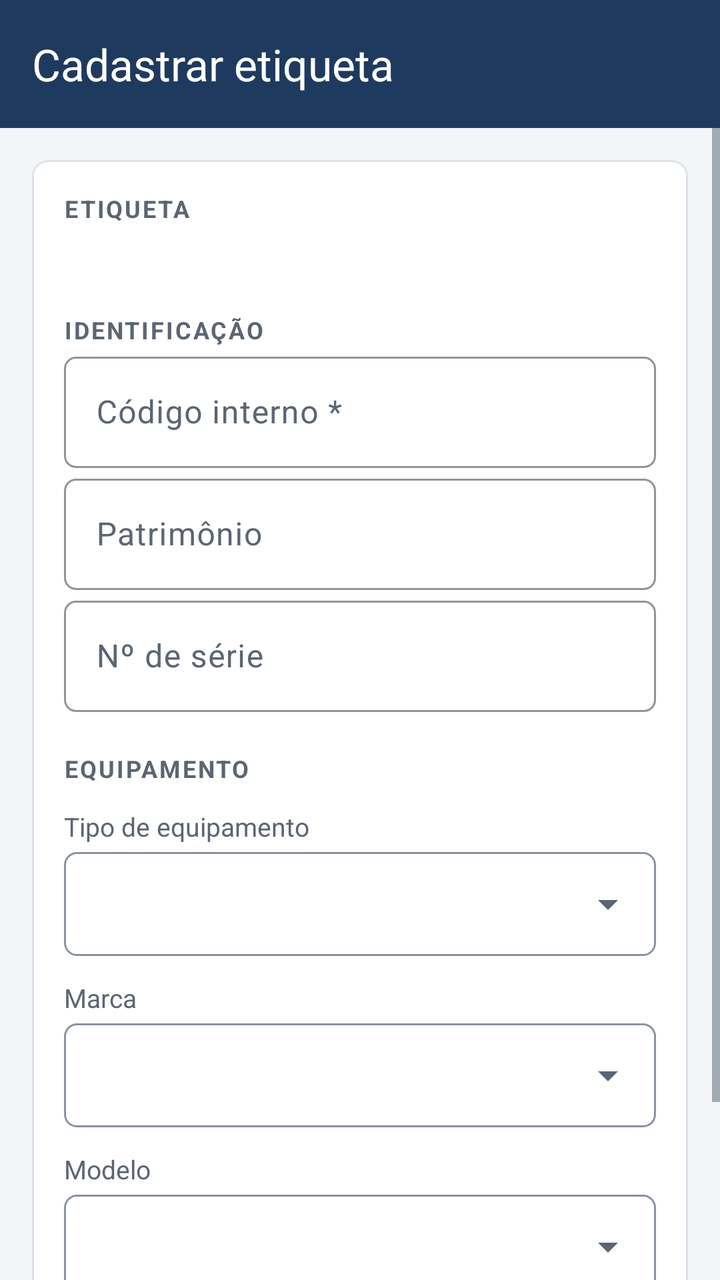
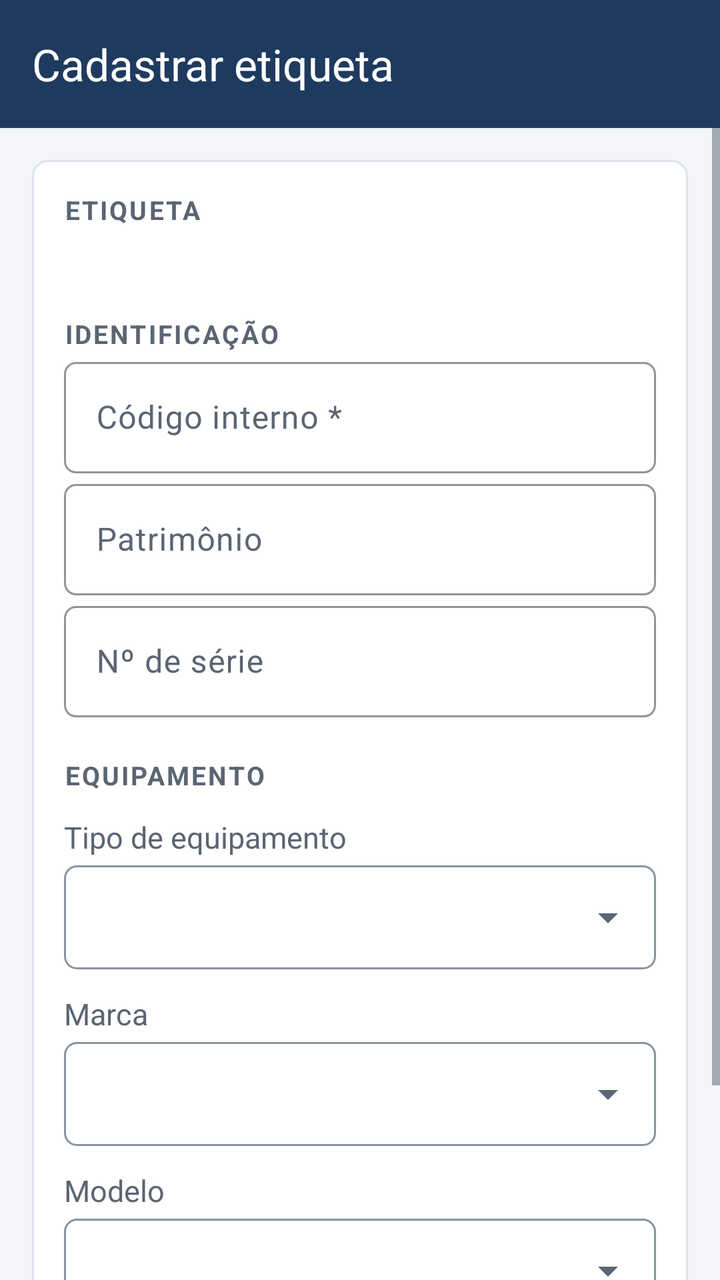

Two renders of the same Android screen: before a commit and after it. Below are the layout's source before the change and the commit's diff.
<!-- AndroidManifest.xml: application theme Theme.RFIDAndroid -->
<!-- res/layout/activity_cadastro_tag.xml -->
<LinearLayout xmlns:android="http://schemas.android.com/apk/res/android"
    xmlns:app="http://schemas.android.com/apk/res-auto"
    android:orientation="vertical"
    android:layout_width="match_parent"
    android:layout_height="match_parent">

    <com.google.android.material.appbar.MaterialToolbar
        style="@style/Widget.RFID.Barra"
        app:title="Cadastrar etiqueta"
        android:layout_width="match_parent"
        android:layout_height="wrap_content"/>

    <ScrollView
        android:layout_width="match_parent"
        android:layout_height="match_parent">

        <LinearLayout
            android:orientation="vertical"
            android:padding="16dp"
            android:layout_width="match_parent"
            android:layout_height="wrap_content">

            <com.google.android.material.card.MaterialCardView
                android:layout_width="match_parent"
                android:layout_height="wrap_content">

                <LinearLayout
                    android:orientation="vertical"
                    android:padding="16dp"
                    android:layout_width="match_parent"
                    android:layout_height="wrap_content">

                    <TextView
                        android:text="@string/cadastro_etiqueta"
                        android:textAppearance="@style/Texto.RFID.Secao"
                        android:layout_width="wrap_content"
                        android:layout_height="wrap_content"/>

                    <TextView
                        android:id="@+id/txtEpc"
                        android:typeface="monospace"
                        android:textColor="@color/marinho"
                        android:textSize="15sp"
                        android:textStyle="bold"
                        android:layout_marginTop="4dp"
                        android:layout_width="match_parent"
                        android:layout_height="wrap_content"/>

                    <TextView
                        android:id="@+id/txtAviso"
                        style="@style/Texto.RFID.Aviso"
                        android:visibility="gone"
                        android:layout_marginTop="12dp"
                        android:layout_width="match_parent"
                        android:layout_height="wrap_content"/>

                    <TextView
                        android:text="@string/cadastro_identificacao"
                        android:textAppearance="@style/Texto.RFID.Secao"
                        android:layout_marginTop="20dp"
                        android:layout_width="wrap_content"
                        android:layout_height="wrap_content"/>

                    <com.google.android.material.textfield.TextInputLayout
                        android:hint="@string/cadastro_codigo_interno"
                        android:layout_width="match_parent"
                        android:layout_height="wrap_content">

                        <com.google.android.material.textfield.TextInputEditText
                            android:id="@+id/edtCodigoInterno"
                            android:inputType="text"
                            android:layout_width="match_parent"
                            android:layout_height="wrap_content"/>
                    </com.google.android.material.textfield.TextInputLayout>

                    <com.google.android.material.textfield.TextInputLayout
                        android:hint="@string/comum_patrimonio"
                        android:layout_width="match_parent"
                        android:layout_height="wrap_content">

                        <com.google.android.material.textfield.TextInputEditText
                            android:id="@+id/edtPatrimonio"
                            android:inputType="text"
                            android:layout_width="match_parent"
                            android:layout_height="wrap_content"/>
                    </com.google.android.material.textfield.TextInputLayout>

                    <com.google.android.material.textfield.TextInputLayout
                        android:hint="@string/cadastro_numero_serie"
                        android:layout_width="match_parent"
                        android:layout_height="wrap_content">

                        <com.google.android.material.textfield.TextInputEditText
                            android:id="@+id/edtNumeroSerie"
                            android:inputType="text"
                            android:layout_width="match_parent"
                            android:layout_height="wrap_content"/>
                    </com.google.android.material.textfield.TextInputLayout>

                    <TextView
                        android:text="@string/cadastro_equipamento"
                        android:textAppearance="@style/Texto.RFID.Secao"
                        android:layout_marginTop="20dp"
                        android:layout_width="wrap_content"
                        android:layout_height="wrap_content"/>

                    <TextView
                        android:text="@string/cadastro_tipo_equipamento"
                        android:textAppearance="@style/Texto.RFID.Secundario"
                        android:layout_marginTop="12dp"
                        android:layout_width="wrap_content"
                        android:layout_height="wrap_content"/>

                    <Spinner
                        android:id="@+id/spnTipo"
                        android:background="@drawable/campo_contorno"
                        android:minHeight="52dp"
                        android:layout_marginTop="4dp"
                        android:layout_width="match_parent"
                        android:layout_height="wrap_content"/>

                    <TextView
                        android:text="@string/cadastro_marca"
                        android:textAppearance="@style/Texto.RFID.Secundario"
                        android:layout_marginTop="12dp"
                        android:layout_width="wrap_content"
                        android:layout_height="wrap_content"/>

                    <Spinner
                        android:id="@+id/spnMarca"
                        android:background="@drawable/campo_contorno"
                        android:minHeight="52dp"
                        android:layout_marginTop="4dp"
                        android:layout_width="match_parent"
                        android:layout_height="wrap_content"/>

                    <TextView
                        android:text="@string/cadastro_modelo"
                        android:textAppearance="@style/Texto.RFID.Secundario"
                        android:layout_marginTop="12dp"
                        android:layout_width="wrap_content"
                        android:layout_height="wrap_content"/>

                    <Spinner
                        android:id="@+id/spnModelo"
                        android:background="@drawable/campo_contorno"
                        android:minHeight="52dp"
                        android:layout_marginTop="4dp"
                        android:layout_width="match_parent"
                        android:layout_height="wrap_content"/>
                </LinearLayout>
            </com.google.android.material.card.MaterialCardView>

            <Button
                android:id="@+id/btnSalvar"
                android:text="@string/cadastro_salvar"
                android:layout_marginTop="16dp"
                android:layout_width="match_parent"
                android:layout_height="wrap_content"/>
        </LinearLayout>
    </ScrollView>
</LinearLayout>
<!-- resources referenced by this layout -->
<resources>
  <color name="marinho">#FF1F3A5F</color>
  <string name="cadastro_codigo_interno">Código interno *</string>
  <string name="cadastro_equipamento">Equipamento</string>
  <string name="cadastro_etiqueta">Etiqueta</string>
  <string name="cadastro_identificacao">Identificação</string>
  <string name="cadastro_marca">Marca</string>
  <string name="cadastro_modelo">Modelo</string>
  <string name="cadastro_numero_serie">Nº de série</string>
  <string name="cadastro_salvar">Salvar cadastro</string>
  <string name="cadastro_tipo_equipamento">Tipo de equipamento</string>
  <string name="comum_patrimonio">Patrimônio</string>
  <style name="Texto.RFID.Aviso" parent="">
          <item name="android:background">@color/atencao_fundo</item>
          <item name="android:textColor">@color/atencao</item>
          <item name="android:textStyle">bold</item>
          <item name="android:padding">12dp</item>
      </style>
  <style name="Texto.RFID.Secao" parent="">
          <item name="android:textSize">12sp</item>
          <item name="android:textStyle">bold</item>
          <item name="android:textAllCaps">true</item>
          <item name="android:letterSpacing">0.08</item>
          <item name="android:textColor">@color/texto_secundario</item>
      </style>
  <style name="Texto.RFID.Secundario" parent="">
          <item name="android:textSize">13sp</item>
          <item name="android:textColor">@color/texto_secundario</item>
      </style>
  <color name="superficie">#FFFFFFFF</color>
  <color name="texto_terciario">#FF8A93A0</color>
  <!-- drawable seta_lista (drawable) -->
  <?xml version="1.0" encoding="utf-8"?>
  <vector xmlns:android="http://schemas.android.com/apk/res/android"
      android:width="24dp"
      android:height="24dp"
      android:viewportWidth="24"
      android:viewportHeight="24">
      <path
          android:fillColor="@color/texto_secundario"
          android:pathData="M7,10l5,5 5,-5z"/>
  </vector>
  <color name="atencao_fundo">#FFFFF4E0</color>
  <color name="atencao">#FFB26A00</color>
  <color name="texto_secundario">#FF5B6573</color>
  <color name="white">#FFFFFFFF</color>
  <color name="azul_claro">#FFE3ECF6</color>
  <color name="marinho_escuro">#FF152A45</color>
  <color name="azul">#FF2E6DA4</color>
  <color name="erro">#FFC62828</color>
  <color name="borda">#FFDCE2EA</color>
  <color name="texto">#FF1C2530</color>
  <color name="fundo">#FFF3F5F8</color>
  <style name="Widget.RFID.Botao" parent="Widget.Material3.Button">
          <item name="shapeAppearance">@style/Forma.RFID.Pequena</item>
          <item name="android:minHeight">52dp</item>
          <item name="android:textSize">15sp</item>
          <item name="android:letterSpacing">0.02</item>
      </style>
  <style name="Widget.RFID.Botao.Contorno" parent="Widget.Material3.Button.OutlinedButton">
          <item name="shapeAppearance">@style/Forma.RFID.Pequena</item>
          <item name="android:minHeight">52dp</item>
          <item name="android:textSize">15sp</item>
          <item name="strokeColor">@color/marinho</item>
      </style>
  <style name="Widget.RFID.Campo" parent="Widget.Material3.TextInputLayout.OutlinedBox">
          <item name="shapeAppearance">@style/Forma.RFID.Pequena</item>
          <item name="boxStrokeColor">@color/marinho</item>
          <item name="hintTextColor">@color/marinho</item>
          <item name="android:layout_marginTop">12dp</item>
      </style>
  <style name="Widget.RFID.Cartao" parent="Widget.Material3.CardView.Outlined">
          <item name="cardBackgroundColor">@color/superficie</item>
          <item name="strokeColor">@color/borda</item>
          <item name="cardCornerRadius">8dp</item>
          <item name="cardElevation">0dp</item>
      </style>
  <style name="Forma.RFID.Pequena" parent="">
          <item name="cornerFamily">rounded</item>
          <item name="cornerSize">6dp</item>
      </style>
  <!-- unchanged entries left out for length: 4 -->
</resources>

<!-- the commit's change to res/layout/activity_cadastro_tag.xml (unified diff, before → after) -->
@@ -6,7 +6,7 @@
 
     <com.google.android.material.appbar.MaterialToolbar
         style="@style/Widget.RFID.Barra"
-        app:title="Cadastrar etiqueta"
+        app:title="@string/cadastro_titulo"
         android:layout_width="match_parent"
         android:layout_height="wrap_content"/>
 
<!-- resource entries referenced after the edit -->
@@ -10,6 +10,7 @@
   <string name="cadastro_numero_serie">Nº de série</string>
   <string name="cadastro_salvar">Salvar cadastro</string>
   <string name="cadastro_tipo_equipamento">Tipo de equipamento</string>
+  <string name="cadastro_titulo">Cadastrar etiqueta</string>
   <string name="comum_patrimonio">Patrimônio</string>
   <style name="Texto.RFID.Aviso" parent="">
           <item name="android:background">@color/atencao_fundo</item>
@@ -18,14 +19,14 @@
           <item name="android:padding">12dp</item>
       </style>
   <style name="Texto.RFID.Secao" parent="">
-          <item name="android:textSize">12sp</item>
+          <item name="android:textSize">13sp</item>
           <item name="android:textStyle">bold</item>
           <item name="android:textAllCaps">true</item>
           <item name="android:letterSpacing">0.08</item>
           <item name="android:textColor">@color/texto_secundario</item>
       </style>
   <style name="Texto.RFID.Secundario" parent="">
-          <item name="android:textSize">13sp</item>
+          <item name="android:textSize">15sp</item>
           <item name="android:textColor">@color/texto_secundario</item>
       </style>
   <color name="superficie">#FFFFFFFF</color>
@@ -42,7 +43,7 @@
           android:pathData="M7,10l5,5 5,-5z"/>
   </vector>
   <color name="atencao_fundo">#FFFFF4E0</color>
-  <color name="atencao">#FFB26A00</color>
+  <color name="atencao">#FF8A5200</color>
   <color name="texto_secundario">#FF5B6573</color>
   <color name="white">#FFFFFFFF</color>
   <color name="azul_claro">#FFE3ECF6</color>
